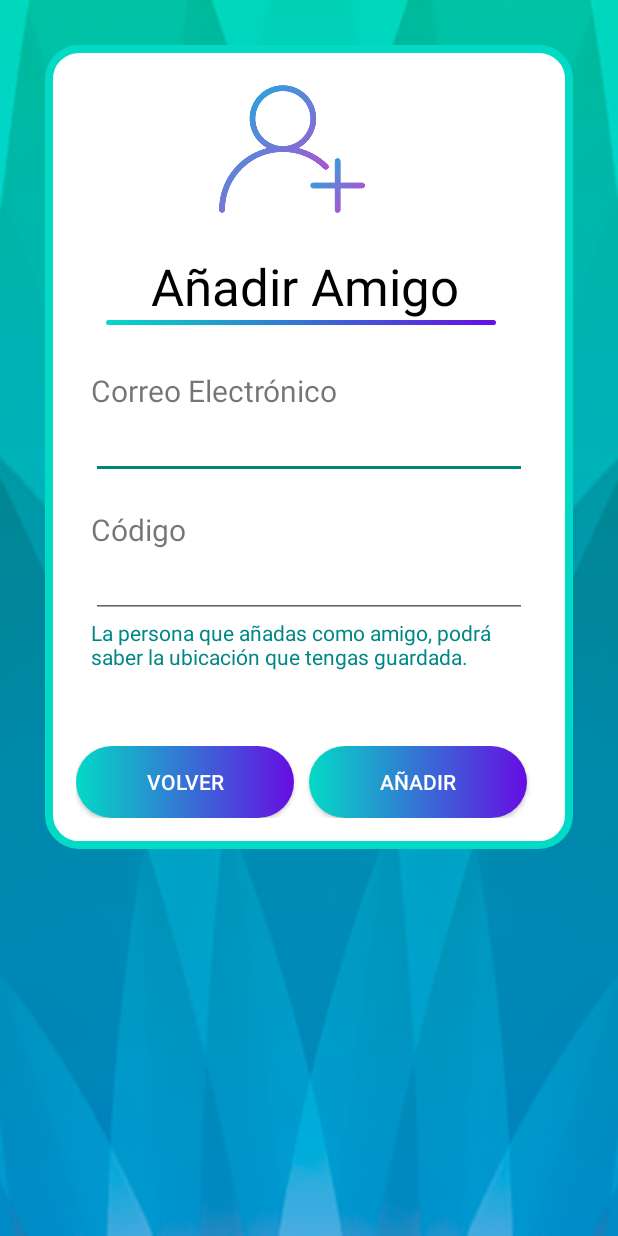
After one commit to TomasSantamarie/buscador_amigos_android, an Android app: the Amigos screen opened directly, with no data from a screen before it, on a phone screen of 412 x 824 dp. The commit adds this screen. Run offline under Robolectric (Android 15) with nearby library versions, the phone set to English and light mode, and no system bars; our stand-ins replace Firebase (no records; nobody signed in at launch, a user with empty details on screens opened directly).

Commit message:
commit 24/03/2023
Creamos la pagina amigo y la hacemos funcional

   --Arreglar fallo correo nulo

```diff
--- a/app/src/main/java/com/example/buscador_amigos_android/Cuenta.kt
+++ b/app/src/main/java/com/example/buscador_amigos_android/Cuenta.kt
@@ -45,7 +45,7 @@ class Cuenta : AppCompatActivity() {
             override fun beforeTextChanged(s: CharSequence?, start: Int, count: Int, after: Int) {}
             override fun onTextChanged(s: CharSequence?, start: Int, before: Int, count: Int) {} })
 
-        binding.nombre.addTextChangedListener( object : TextWatcher {
+        binding.codigo.addTextChangedListener( object : TextWatcher {
             override fun afterTextChanged(s: Editable?) {
                 binding.alertaCodigo.isGone = binding.codigo.text.toString().length >= 8
             }
--- /dev/null
+++ b/app/src/main/res/layout/activity_amigos.xml
@@ -0,0 +1,124 @@
+<?xml version="1.0" encoding="utf-8"?>
+<androidx.constraintlayout.widget.ConstraintLayout xmlns:android="http://schemas.android.com/apk/res/android"
+    xmlns:app="http://schemas.android.com/apk/res-auto"
+    xmlns:tools="http://schemas.android.com/tools"
+    android:layout_width="match_parent"
+    android:layout_height="match_parent"
+    android:background="@drawable/fondo"
+    tools:context=".Amigos">
+
+    <LinearLayout
+        android:layout_width="match_parent"
+        android:layout_height="match_parent"
+        android:orientation="vertical">
+
+        <LinearLayout
+            android:layout_width="match_parent"
+            android:layout_height="wrap_content"
+            android:layout_margin="30dp"
+            android:background="@drawable/borde_edittext_bien"
+            android:orientation="vertical">
+
+            <ImageView
+                android:id="@+id/imageView"
+                android:layout_width="128dp"
+                android:layout_height="97dp"
+                android:layout_marginStart="100dp"
+                android:layout_marginTop="20dp"
+                app:srcCompat="@drawable/amigo" />
+
+            <TextView
+                android:id="@+id/textView11"
+                android:layout_width="wrap_content"
+                android:layout_height="wrap_content"
+                android:layout_marginStart="70dp"
+                android:layout_marginTop="20dp"
+                android:text="Añadir Amigo"
+                android:textColor="@color/black"
+                android:textSize="34sp" />
+
+            <TextView
+                android:id="@+id/textView13"
+                android:layout_width="260dp"
+                android:layout_height="3dp"
+                android:layout_marginStart="40dp"
+                android:background="@drawable/botones"
+                android:text="." />
+
+            <LinearLayout
+                android:layout_width="match_parent"
+                android:layout_height="wrap_content"
+                android:layout_margin="30dp"
+                android:orientation="vertical">
+
+                <TextView
+                    android:id="@+id/textView14"
+                    android:layout_width="match_parent"
+                    android:layout_height="wrap_content"
+                    android:text="Correo Electrónico"
+                    android:textSize="20sp" />
+
+                <EditText
+                    android:id="@+id/correo"
+                    android:layout_width="match_parent"
+                    android:layout_height="wrap_content"
+                    android:ems="10"
+                    android:inputType="textPersonName"
+                    android:textCursorDrawable="@drawable/botones" />
+
+                <TextView
+                    android:id="@+id/textView16"
+                    android:layout_width="match_parent"
+                    android:layout_height="wrap_content"
+                    android:layout_marginTop="20dp"
+                    android:text="Código"
+                    android:textSize="20sp" />
+
+                <EditText
+                    android:id="@+id/codigo"
+                    android:layout_width="match_parent"
+                    android:layout_height="wrap_content"
+                    android:ems="10"
+                    android:inputType="textPersonName" />
+
+                <TextView
+                    android:id="@+id/textView17"
+                    android:layout_width="match_parent"
+                    android:layout_height="wrap_content"
+                    android:text="La persona que añadas como amigo, podrá saber la ubicación que tengas guardada."
+                    android:textColor="@color/teal_700" />
+
+            </LinearLayout>
+
+            <LinearLayout
+                android:layout_width="match_parent"
+                android:layout_height="match_parent"
+                android:layout_margin="20dp"
+                android:orientation="horizontal">
+
+                <Button
+                    android:id="@+id/volver"
+                    android:layout_width="match_parent"
+                    android:layout_height="wrap_content"
+                    android:layout_marginRight="10dp"
+                    android:layout_weight="1"
+                    android:background="@drawable/botones"
+                    android:backgroundTint="@null"
+                    android:text="Volver"
+                    android:textColor="@color/white" />
+
+                <Button
+                    android:id="@+id/anadir"
+                    android:layout_width="match_parent"
+                    android:layout_height="wrap_content"
+                    android:layout_marginRight="10dp"
+                    android:layout_weight="1"
+                    android:background="@drawable/botones"
+                    android:backgroundTint="@null"
+                    android:text="añadir"
+                    android:textColor="@color/white" />
+            </LinearLayout>
+
+        </LinearLayout>
+    </LinearLayout>
+</androidx.constraintlayout.widget.ConstraintLayout>
--- a/app/src/main/res/layout/activity_cuenta.xml
+++ b/app/src/main/res/layout/activity_cuenta.xml
@@ -160,6 +160,7 @@
             android:layout_width="match_parent"
             android:layout_height="match_parent"
             android:layout_marginStart="30dp"
+            android:layout_marginTop="40dp"
             android:layout_marginEnd="30dp"
             android:orientation="horizontal">
 
```
Also changed, not shown: app/src/main/AndroidManifest.xml (+7 -0 lines), app/src/main/java/com/example/buscador_amigos_android/Amigos.kt (added, +126 -0 lines), app/src/main/java/com/example/buscador_amigos_android/Aplicacion.kt (+10 -0 lines), app/src/main/res/drawable/amigo.png (added).
